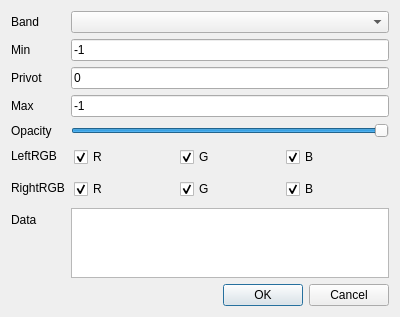
The window that tGis.App/RasterBinaryGrayScaleLayerPropertyDialog.ui (lidar-nevermore/tGis) describes before a commit, drawn with Qt 5.
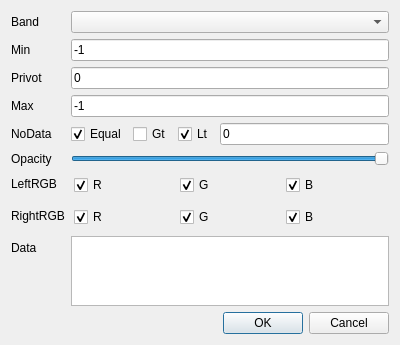
The same window after the commit.

Diff of the .ui file:
```diff
--- a/tGis.App/RasterBinaryGrayScaleLayerPropertyDialog.ui
+++ b/tGis.App/RasterBinaryGrayScaleLayerPropertyDialog.ui
@@ -7,7 +7,7 @@
     <x>0</x>
     <y>0</y>
     <width>400</width>
-    <height>308</height>
+    <height>332</height>
    </rect>
   </property>
   <property name="windowTitle">
@@ -66,14 +66,14 @@
      </property>
     </widget>
    </item>
-   <item row="4" column="0">
+   <item row="5" column="0">
     <widget class="QLabel" name="label_4">
      <property name="text">
       <string notr="true">Opacity</string>
      </property>
     </widget>
    </item>
-   <item row="4" column="1">
+   <item row="5" column="1">
     <widget class="QSlider" name="sdOpacity">
      <property name="maximum">
       <number>255</number>
@@ -86,14 +86,14 @@
      </property>
     </widget>
    </item>
-   <item row="5" column="0">
+   <item row="6" column="0">
     <widget class="QLabel" name="label_6">
      <property name="text">
       <string>LeftRGB</string>
      </property>
     </widget>
    </item>
-   <item row="5" column="1">
+   <item row="6" column="1">
     <widget class="QWidget" name="widget" native="true">
      <property name="baseSize">
       <size>
@@ -147,14 +147,14 @@
      </layout>
     </widget>
    </item>
-   <item row="6" column="0">
+   <item row="7" column="0">
     <widget class="QLabel" name="label_7">
      <property name="text">
       <string>RightRGB</string>
      </property>
     </widget>
    </item>
-   <item row="6" column="1">
+   <item row="7" column="1">
     <widget class="QWidget" name="widget_2" native="true">
      <layout class="QHBoxLayout" name="horizontalLayout_2">
       <property name="leftMargin">
@@ -202,21 +202,21 @@
      </layout>
     </widget>
    </item>
-   <item row="7" column="0">
+   <item row="8" column="0">
     <widget class="QLabel" name="label_8">
      <property name="text">
       <string notr="true">Data</string>
      </property>
     </widget>
    </item>
-   <item row="7" column="1">
+   <item row="8" column="1">
     <widget class="QPlainTextEdit" name="pteData">
      <property name="enabled">
       <bool>true</bool>
      </property>
     </widget>
    </item>
-   <item row="8" column="0" colspan="2">
+   <item row="9" column="0" colspan="2">
     <widget class="QDialogButtonBox" name="buttonBox">
      <property name="orientation">
       <enum>Qt::Horizontal</enum>
@@ -226,6 +226,65 @@
      </property>
     </widget>
    </item>
+   <item row="4" column="0">
+    <widget class="QLabel" name="label_9">
+     <property name="text">
+      <string notr="true">NoData</string>
+     </property>
+    </widget>
+   </item>
+   <item row="4" column="1">
+    <widget class="QWidget" name="widget_4" native="true">
+     <layout class="QHBoxLayout" name="horizontalLayout_3">
+      <property name="leftMargin">
+       <number>0</number>
+      </property>
+      <property name="topMargin">
+       <number>0</number>
+      </property>
+      <property name="rightMargin">
+       <number>0</number>
+      </property>
+      <property name="bottomMargin">
+       <number>0</number>
+      </property>
+      <item>
+       <widget class="QCheckBox" name="chkEqual">
+        <property name="text">
+         <string notr="true">Equal</string>
+        </property>
+        <property name="checked">
+         <bool>true</bool>
+        </property>
+       </widget>
+      </item>
+      <item>
+       <widget class="QCheckBox" name="chkGt">
+        <property name="text">
+         <string notr="true">Gt</string>
+        </property>
+       </widget>
+      </item>
+      <item>
+       <widget class="QCheckBox" name="chkLt">
+        <property name="text">
+         <string>Lt</string>
+        </property>
+        <property name="checked">
+         <bool>true</bool>
+        </property>
+       </widget>
+      </item>
+      <item>
+       <widget class="QLineEdit" name="leNoDataValue">
+        <property name="text">
+         <string>0</string>
+        </property>
+       </widget>
+      </item>
+     </layout>
+    </widget>
+   </item>
   </layout>
  </widget>
  <resources/>
```
